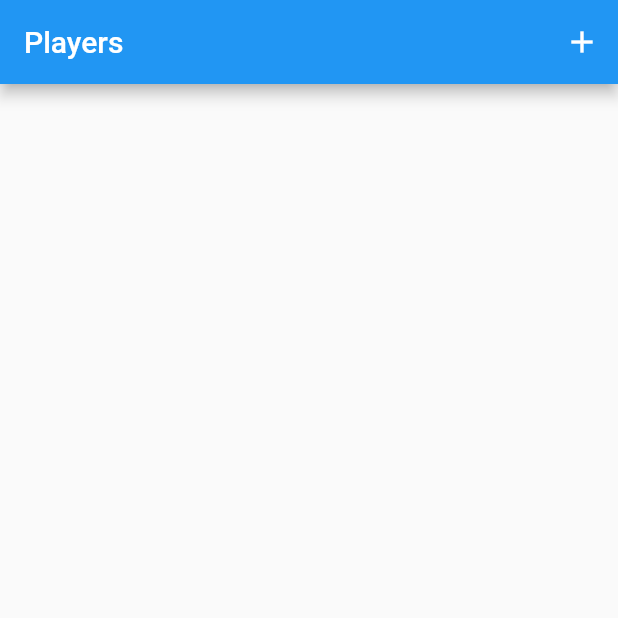
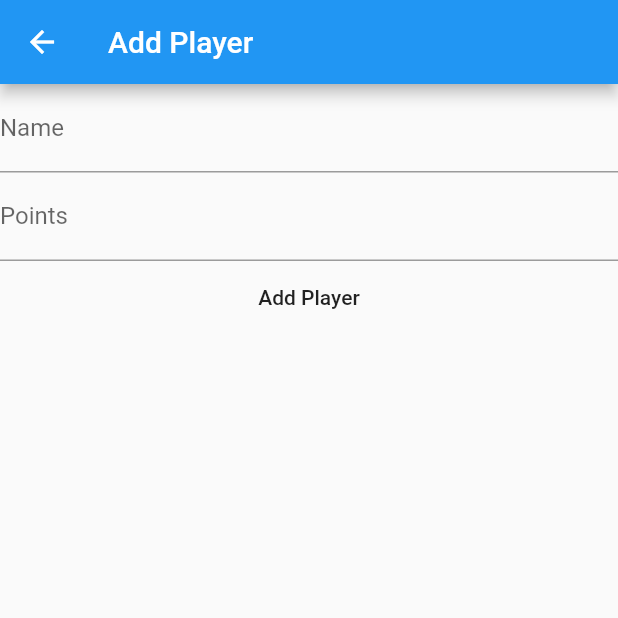
Before and after one commit to alanwguo/cookies-flutter, a Flutter app: the screen it shows after launch, after a tap on the "add" icon, on a phone screen of 412 x 824 dp, the top half of it. Run offline on Flutter 3.47's test engine with Material 2 defaults, Android fonts, the phone set to English and light mode, and no system bars; our stand-ins replace bloc, built_value, equatable, flutter_bloc, rxdart; missing offline and left inert: pedantic; generated files the repository leaves out were written again.

Commit message:
Added Player Form Route
Added strong mode for pedantic

```diff
--- a/analysis_options.yaml
+++ b/analysis_options.yaml
@@ -1 +1,6 @@
 include: package:pedantic/analysis_options.yaml
+
+analyzer:
+  strong-mode:
+    implicit-casts: false
+    implicit-dynamic: false
--- a/lib/blocs/players_bloc/bloc.dart
+++ b/lib/blocs/players_bloc/bloc.dart
@@ -50,6 +50,10 @@ class PlayersBloc extends Bloc<PlayersEvent, PlayersState> {
       ..points = playerInput.points);
     _store.addRecord(player);
     // No State change necessary
-    yield state;
+    if (state is PlayersLoaded) {
+      yield state;
+    } else {
+      add(FetchPlayers());
+    }
   }
 }
--- a/lib/blocs/players_bloc/event.dart
+++ b/lib/blocs/players_bloc/event.dart
@@ -18,7 +18,7 @@ enum SourceOfUpdate {
 }
 
 class UpdatePlayers extends PlayersEvent {
-  final List<Player> players;
+  final Iterable<Player> players;
 
   /// Used primarily for debugging purposes
   final SourceOfUpdate sourceOfUpdate;
--- a/lib/blocs/players_bloc/state.dart
+++ b/lib/blocs/players_bloc/state.dart
@@ -14,7 +14,7 @@ abstract class PlayersState extends Equatable {
 class PlayersLoading extends PlayersState {}
 
 class PlayersLoaded extends PlayersState {
-  final List<Player> players;
+  final Iterable<Player> players;
 
   const PlayersLoaded(this.players);
 
--- a/lib/data_store_lib/record_finder_result.dart
+++ b/lib/data_store_lib/record_finder_result.dart
@@ -13,10 +13,8 @@ class RecordFinderResult<UrnType extends Urn, Model extends Record<UrnType>> {
   RecordFinderResult(this._internalCache, this.urns);
 
   void updateUrns(List<UrnType> newUrnsToFind) {
-    if (newUrnsToFind != urns) {
-      urns = newUrnsToFind;
-      _updateRecordsSubject();
-    }
+    urns = newUrnsToFind;
+    _updateRecordsSubject();
   }
 
   Stream<Iterable<Model>> peek() {
--- a/lib/data_store_lib/store.dart
+++ b/lib/data_store_lib/store.dart
@@ -20,7 +20,7 @@ class Store<UrnType extends Urn, Model extends Record<UrnType>> {
 
   Stream<Iterable<Model>> peekAll() => _getAllFinder.peek();
 
-  Stream<Model> peekRecord(Urn entityUrn) =>
+  Stream<Model> peekRecord(UrnType entityUrn) =>
       _internalCache.get(entityUrn).stream;
 
   void addRecord(Model model) {
--- a/lib/main.dart
+++ b/lib/main.dart
@@ -3,7 +3,7 @@ import 'package:flutter/material.dart';
 import 'package:flutter_bloc/flutter_bloc.dart';
 
 import 'blocs/players_bloc/players_bloc.dart';
-import 'players_list.dart';
+import 'routes.dart';
 
 class SimpleBlocDelegate extends BlocDelegate {
   @override
@@ -40,9 +40,10 @@ class MyApp extends StatelessWidget {
         theme: ThemeData(
           primarySwatch: Colors.blue,
         ),
-        initialRoute: '/',
+        initialRoute: PlayersList.routeName,
         routes: {
-          '/': (context) => PlayersList(),
+          PlayersList.routeName: (context) => PlayersList(),
+          PlayerFormRoute.routeName: (context) => PlayerFormRoute(),
         },
       ),
     );
--- /dev/null
+++ b/lib/player_form_route.dart
@@ -0,0 +1,103 @@
+import 'package:flutter/material.dart';
+import 'package:flutter_bloc/flutter_bloc.dart';
+
+import 'blocs/players_bloc/players_bloc.dart';
+import 'models/models.dart';
+
+class PlayerFormRoute extends StatelessWidget {
+  static const routeName = '/players/new';
+
+  @override
+  Widget build(BuildContext context) {
+    return Scaffold(
+      appBar: AppBar(title: Text('Add Player')),
+      body: PlayerForm(
+        onSaved: ({name, points}) {
+          final playerInput = PlayerInput((b) => b
+            ..name = name
+            ..points = points);
+          BlocProvider.of<PlayersBloc>(context).add(CreatePlayer(playerInput));
+          Navigator.pop(context);
+        },
+      ),
+    );
+  }
+}
+
+class PlayerForm extends StatefulWidget {
+  final void Function({String name, int points}) onSaved;
+
+  PlayerForm({this.onSaved});
+
+  @override
+  _PlayerFormState createState() => _PlayerFormState();
+}
+
+class _PlayerFormState extends State<PlayerForm> {
+  final _formKey = GlobalKey<FormState>();
+  String _nameInput = '';
+  int _pointsInput = 0;
+  final _nameFocusNode = FocusNode();
+  final _pointsFocusNode = FocusNode();
+
+  @override
+  Widget build(BuildContext context) {
+    return Form(
+      key: _formKey,
+      child: Column(
+        crossAxisAlignment: CrossAxisAlignment.center,
+        children: <Widget>[
+          TextFormField(
+            decoration: InputDecoration(labelText: 'Name'),
+            validator: _validateName,
+            onFieldSubmitted: (_) {
+              _nameFocusNode.unfocus();
+              FocusScope.of(context).requestFocus(_pointsFocusNode);
+            },
+            onSaved: (value) => _nameInput = value,
+            textInputAction: TextInputAction.next,
+          ),
+          TextFormField(
+            decoration: InputDecoration(labelText: 'Points'),
+            keyboardType: TextInputType.number,
+            validator: _validatePoints,
+            onSaved: (value) => _pointsInput = int.tryParse(value) ?? 0,
+            textInputAction: TextInputAction.done,
+            onFieldSubmitted: (_) {
+              _formSubmit();
+            },
+          ),
+          MaterialButton(
+            onPressed: _formSubmit,
+            child: Text('Add Player'),
+          )
+        ],
+      ),
+    );
+  }
+
+  void _formSubmit() {
+    final formState = _formKey.currentState;
+
+    if (!formState.validate()) {
+      return;
+    }
+
+    formState.save();
+    widget.onSaved(name: _nameInput, points: _pointsInput);
+  }
+
+  String _validateName(String value) {
+    if (value.isEmpty) {
+      return 'Name is required';
+    }
+    return null;
+  }
+
+  String _validatePoints(String value) {
+    if (int.tryParse(value) == null) {
+      return 'Points must be in number format.';
+    }
+    return null;
+  }
+}
--- a/lib/players_list.dart
+++ b/lib/players_list.dart
@@ -2,8 +2,11 @@ import 'package:flutter/material.dart';
 import 'package:flutter_bloc/flutter_bloc.dart';
 
 import 'blocs/players_bloc/players_bloc.dart';
+import 'player_form_route.dart';
 
 class PlayersList extends StatelessWidget {
+  static const routeName = '/';
+
   @override
   Widget build(BuildContext context) {
     return Scaffold(
@@ -13,7 +16,7 @@ class PlayersList extends StatelessWidget {
           IconButton(
             icon: const Icon(Icons.add),
             onPressed: () {
-              // Do nothing for now
+              Navigator.pushNamed(context, PlayerFormRoute.routeName);
             },
           )
         ],
@@ -28,7 +31,7 @@ class PlayersList extends StatelessWidget {
             return ListView.separated(
               itemCount: players.length,
               itemBuilder: (context, index) {
-                final player = players[index];
+                final player = players.elementAt(index);
                 return Text(
                     'urn: ${player.entityUrn}, name: ${player.name}, points: ${player.points}');
               },
--- /dev/null
+++ b/lib/routes.dart
@@ -0,0 +1,2 @@
+export 'player_form_route.dart';
+export 'players_list.dart';
--- a/lib/urn-lib/urn.dart
+++ b/lib/urn-lib/urn.dart
@@ -6,7 +6,7 @@ abstract class Urn {
   String get type;
   String get id;
 
-  String toString() => "urn:$namespace:$type:$id";
+  String toString() => 'urn:$namespace:$type:$id';
 
   const Urn();
 
@@ -28,7 +28,7 @@ abstract class Urn {
     return parts[3];
   }
 
-  bool operator ==(o) =>
+  bool operator ==(dynamic o) =>
       o is Urn && o.namespace == namespace && o.type == type && o.id == id;
 
   int get hashCode => namespace.hashCode ^ type.hashCode ^ id.hashCode;
```
